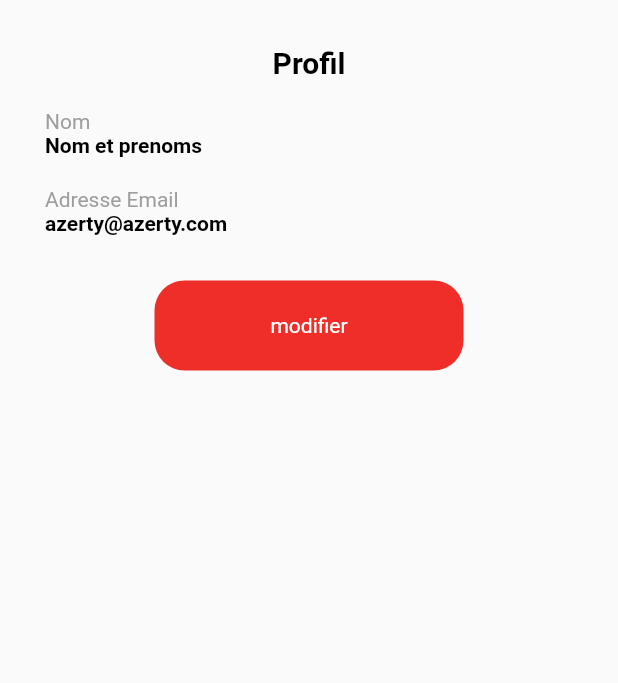
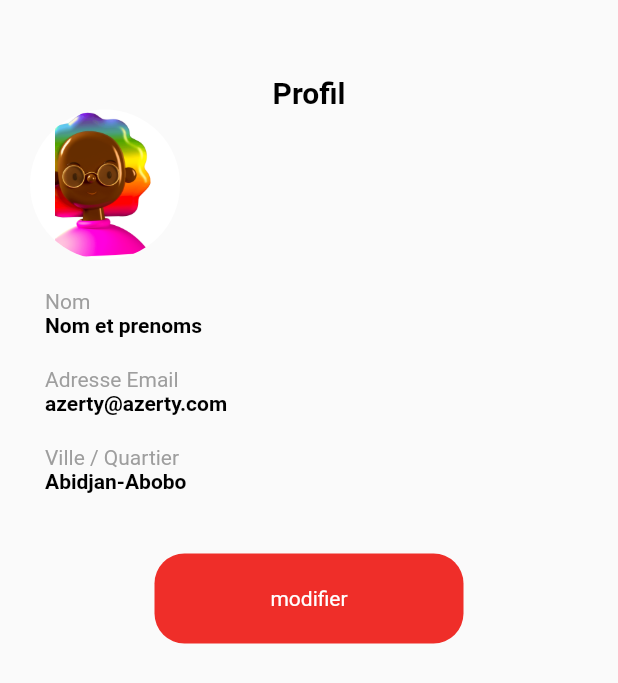
Before and after one commit to syyao/food_app, a Flutter app: the Profil screen opened by its route, on a phone screen of 412 x 824 dp. Shown: the top 683 px of the screen. Run offline on Flutter 3.47's test engine with Material 2 defaults, Android fonts, the phone set to English and light mode, and no system bars.

Commit message:
domi
profile

```diff
--- a/lib/challengeUI_2/profil.dart
+++ b/lib/challengeUI_2/profil.dart
@@ -8,7 +8,7 @@ class Profil extends StatelessWidget {
         child: Column(
           crossAxisAlignment: CrossAxisAlignment.start,
           children: <Widget>[
-            SizedBox(height: 30),
+            SizedBox(height: 50),
             Row(
               mainAxisAlignment: MainAxisAlignment.center,
               children: <Widget>[
@@ -20,6 +20,18 @@ class Profil extends StatelessWidget {
                       fontWeight: FontWeight.bold),
                 ),
               ],
+            ),
+            Container(
+              margin: EdgeInsets.only(left: 20),
+              width: 100,
+              height: 100,
+              decoration: BoxDecoration(
+                color: Colors.white,
+                image: DecorationImage(
+                  image: AssetImage("images/girl.png"),
+                ),
+                borderRadius: BorderRadius.circular(100),
+              ),
             ),
             SizedBox(height: 20),
             Padding(
@@ -36,10 +48,16 @@ class Profil extends StatelessWidget {
                   Text('azerty@azerty.com',
                       style: TextStyle(
                           color: Colors.black, fontWeight: FontWeight.bold)),
+                  SizedBox(height: 20),
+                  Text('Ville / Quartier',
+                      style: TextStyle(color: Colors.grey)),
+                  Text('Abidjan-Abobo',
+                      style: TextStyle(
+                          color: Colors.black, fontWeight: FontWeight.bold)),
                 ],
               ),
             ),
-            SizedBox(height: 30),
+            SizedBox(height: 40),
             Row(
               mainAxisAlignment: MainAxisAlignment.center,
               children: <Widget>[
```
